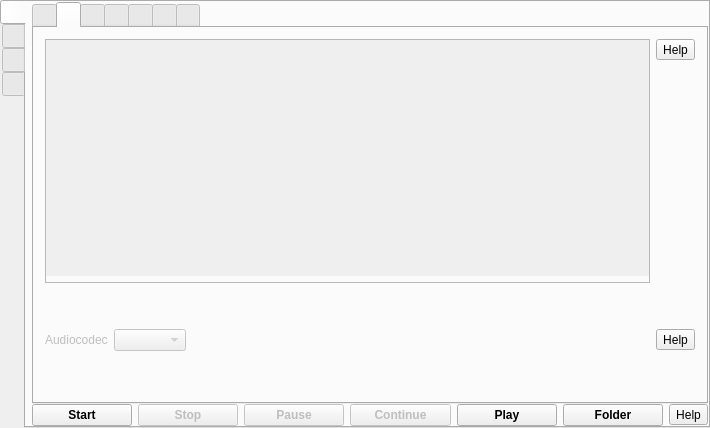
Above: src/formMainWindow.ui from vkohaupt/vokoscreenNG before the change. Below: the same form after it.
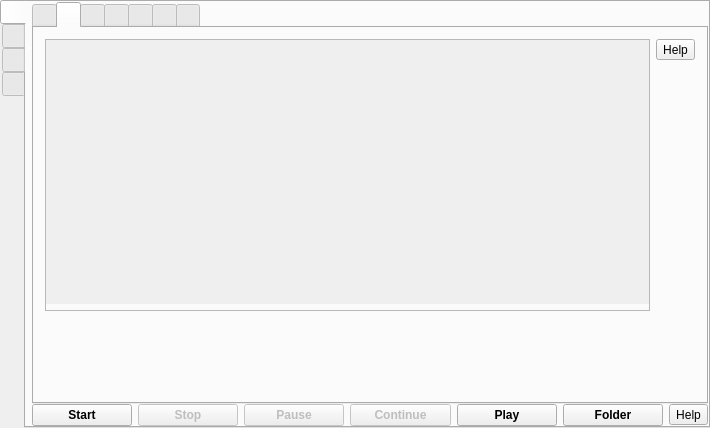
That is the form after the change. The open tabs and pages were chosen to show the change. Icons and pictures are not drawn.

Commit message: Help: add helpbuttons

```diff
--- a/src/formMainWindow.ui
+++ b/src/formMainWindow.ui
@@ -460,7 +460,7 @@
                       <x>0</x>
                       <y>0</y>
                       <width>535</width>
-                      <height>191</height>
+                      <height>233</height>
                      </rect>
                     </property>
                     <layout class="QVBoxLayout" name="verticalLayoutAudioDevices">
@@ -531,47 +531,6 @@
               </property>
              </spacer>
             </item>
-            <item>
-             <layout class="QHBoxLayout" name="horizontalLayout_18">
-              <item>
-               <widget class="QLabel" name="labelAudioCodec">
-                <property name="enabled">
-                 <bool>false</bool>
-                </property>
-                <property name="text">
-                 <string>Audiocodec</string>
-                </property>
-               </widget>
-              </item>
-              <item>
-               <widget class="QComboBox" name="comboBoxAudioCodec">
-                <property name="enabled">
-                 <bool>false</bool>
-                </property>
-               </widget>
-              </item>
-              <item>
-               <spacer name="horizontalSpacer_11">
-                <property name="orientation">
-                 <enum>Qt::Horizontal</enum>
-                </property>
-                <property name="sizeHint" stdset="0">
-                 <size>
-                  <width>40</width>
-                  <height>20</height>
-                 </size>
-                </property>
-               </spacer>
-              </item>
-              <item>
-               <widget class="QToolButton" name="help_screencast_audiocodec">
-                <property name="text">
-                 <string notr="true">Help</string>
-                </property>
-               </widget>
-              </item>
-             </layout>
-            </item>
             <item>
              <spacer name="verticalSpacer_18">
               <property name="orientation">
@@ -858,6 +817,37 @@
                 </layout>
                </widget>
               </item>
+              <item row="3" column="1">
+               <widget class="QLabel" name="labelAudioCodec">
+                <property name="enabled">
+                 <bool>false</bool>
+                </property>
+                <property name="text">
+                 <string>Audiocodec</string>
+                </property>
+               </widget>
+              </item>
+              <item row="3" column="2">
+               <widget class="QComboBox" name="comboBoxAudioCodec">
+                <property name="enabled">
+                 <bool>false</bool>
+                </property>
+               </widget>
+              </item>
+              <item row="3" column="4">
+               <widget class="QToolButton" name="help_screencast_audiocodec">
+                <property name="text">
+                 <string notr="true">Help</string>
+                </property>
+               </widget>
+              </item>
+              <item row="1" column="4">
+               <widget class="QToolButton" name="help_screencast_format">
+                <property name="text">
+                 <string>Help</string>
+                </property>
+               </widget>
+              </item>
              </layout>
             </item>
             <item>
```
Left out of the diff: 2 changed lines with no effect on the pictures.
